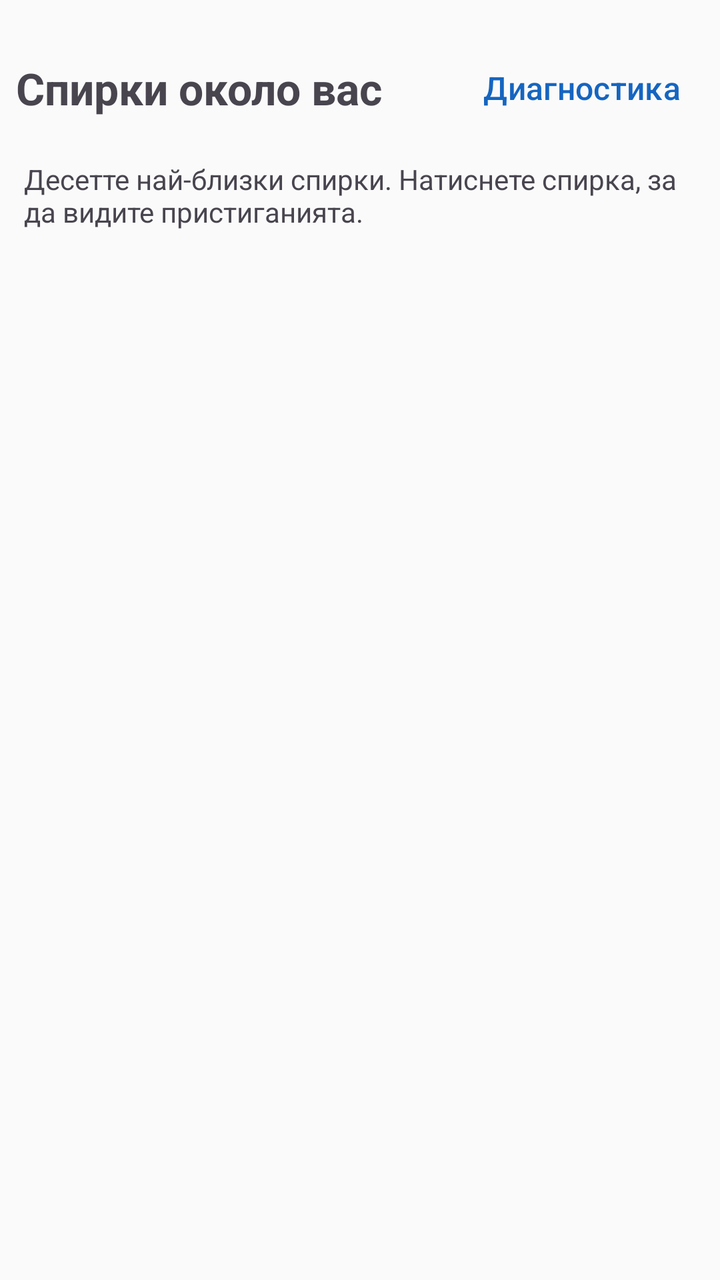
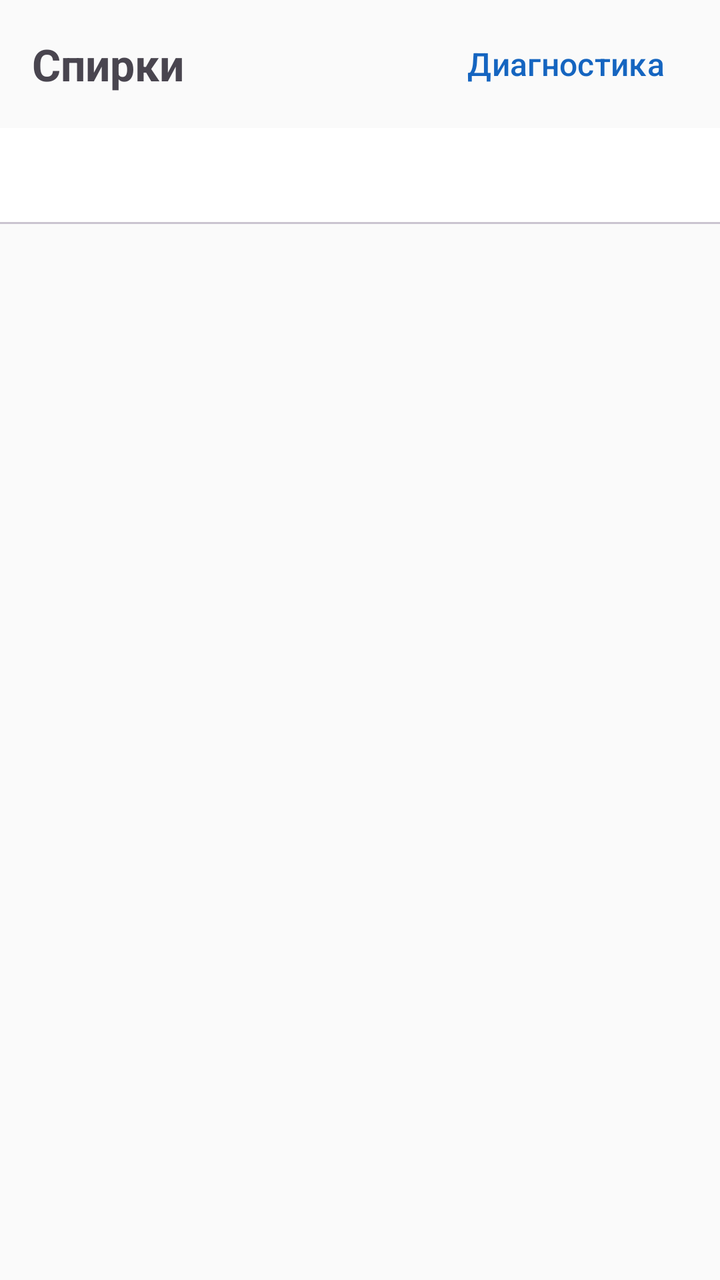

Two renders of the same Android screen: before a commit and after it. Below are the layout's source before the change and the commit's diff.
<!-- AndroidManifest.xml: application theme Theme.SofiaTransit -->
<!-- res/layout/fragment_nearby_stops.xml -->
<?xml version="1.0" encoding="utf-8"?>
<LinearLayout xmlns:android="http://schemas.android.com/apk/res/android"
    android:layout_width="match_parent" android:layout_height="match_parent"
    android:orientation="vertical" android:padding="8dp">

    <LinearLayout
        android:layout_width="match_parent"
        android:layout_height="wrap_content"
        android:orientation="horizontal"
        android:gravity="center_vertical"
        android:paddingVertical="12dp">

        <TextView
            android:layout_width="0dp"
            android:layout_height="wrap_content"
            android:layout_weight="1"
            android:text="Спирки около вас"
            android:textSize="22sp"
            android:textStyle="bold"
            android:accessibilityHeading="true"/>

        <Button android:id="@+id/btnDiagnostics"
            android:layout_width="wrap_content"
            android:layout_height="48dp"
            android:text="Диагностика"
            android:contentDescription="Отвори диагностика на API"
            style="@style/Widget.Material3.Button.TextButton"/>
    </LinearLayout>

    <TextView android:layout_width="match_parent" android:layout_height="wrap_content"
        android:text="Десетте най-близки спирки. Натиснете спирка, за да видите пристиганията."
        android:textSize="14sp" android:paddingHorizontal="4dp" android:paddingBottom="8dp"/>

    <androidx.recyclerview.widget.RecyclerView
        android:id="@+id/rvStops"
        android:layout_width="match_parent"
        android:layout_height="0dp"
        android:layout_weight="1"/>
</LinearLayout>
<!-- resources referenced by this layout -->
<resources>
  <style name="Theme.SofiaTransit" parent="Theme.Material3.DayNight.NoActionBar">
          <item name="colorPrimary">@color/primary</item>
          <item name="colorOnPrimary">@color/on_primary</item>
          <item name="colorPrimaryContainer">@color/primary_container</item>
          <item name="colorSurface">@color/surface</item>
          <item name="android:windowBackground">@color/background</item>
          
          <item name="android:textSize">16sp</item>
          
          <item name="minTouchTargetSize">48dp</item>
      </style>
  <color name="primary">#1565C0</color>
  <color name="on_primary">#FFFFFF</color>
  <color name="primary_container">#BBDEFB</color>
  <color name="surface">#FFFFFF</color>
  <color name="background">#FAFAFA</color>
</resources>

<!-- the commit's change to res/layout/fragment_nearby_stops.xml (unified diff, before → after) -->
@@ -1,20 +1,22 @@
 <?xml version="1.0" encoding="utf-8"?>
 <LinearLayout xmlns:android="http://schemas.android.com/apk/res/android"
-    android:layout_width="match_parent" android:layout_height="match_parent"
-    android:orientation="vertical" android:padding="8dp">
+    android:layout_width="match_parent"
+    android:layout_height="match_parent"
+    android:orientation="vertical">
 
     <LinearLayout
         android:layout_width="match_parent"
         android:layout_height="wrap_content"
         android:orientation="horizontal"
         android:gravity="center_vertical"
-        android:paddingVertical="12dp">
+        android:paddingHorizontal="16dp"
+        android:paddingVertical="8dp">
 
         <TextView
             android:layout_width="0dp"
             android:layout_height="wrap_content"
             android:layout_weight="1"
-            android:text="Спирки около вас"
+            android:text="Спирки"
             android:textSize="22sp"
             android:textStyle="bold"
             android:accessibilityHeading="true"/>
@@ -27,12 +29,13 @@
             style="@style/Widget.Material3.Button.TextButton"/>
     </LinearLayout>
 
-    <TextView android:layout_width="match_parent" android:layout_height="wrap_content"
-        android:text="Десетте най-близки спирки. Натиснете спирка, за да видите пристиганията."
-        android:textSize="14sp" android:paddingHorizontal="4dp" android:paddingBottom="8dp"/>
+    <com.google.android.material.tabs.TabLayout
+        android:id="@+id/tabLayout"
+        android:layout_width="match_parent"
+        android:layout_height="wrap_content"/>
 
-    <androidx.recyclerview.widget.RecyclerView
-        android:id="@+id/rvStops"
+    <androidx.viewpager2.widget.ViewPager2
+        android:id="@+id/viewPager"
         android:layout_width="match_parent"
         android:layout_height="0dp"
         android:layout_weight="1"/>
